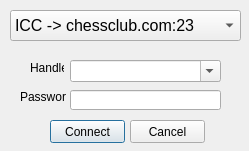
The window that src/gui/dlgconnecttochessserver.ui (relipse/onethfour-chess-client) describes before a commit, drawn with Qt 5.
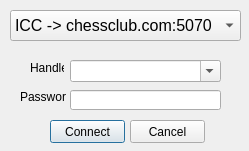
The same window after the commit.

The edit to the form file:
```diff
--- a/src/gui/dlgconnecttochessserver.ui
+++ b/src/gui/dlgconnecttochessserver.ui
@@ -80,11 +80,6 @@
    <property name="styleSheet">
     <string notr="true">font-size:16px</string>
    </property>
-   <item>
-    <property name="text">
-     <string>ICC -&gt; chessclub.com:23</string>
-    </property>
-   </item>
    <item>
     <property name="text">
      <string>ICC -&gt; chessclub.com:5070</string>
```
Left out of the diff: 12 changed lines with no effect on the pictures.
